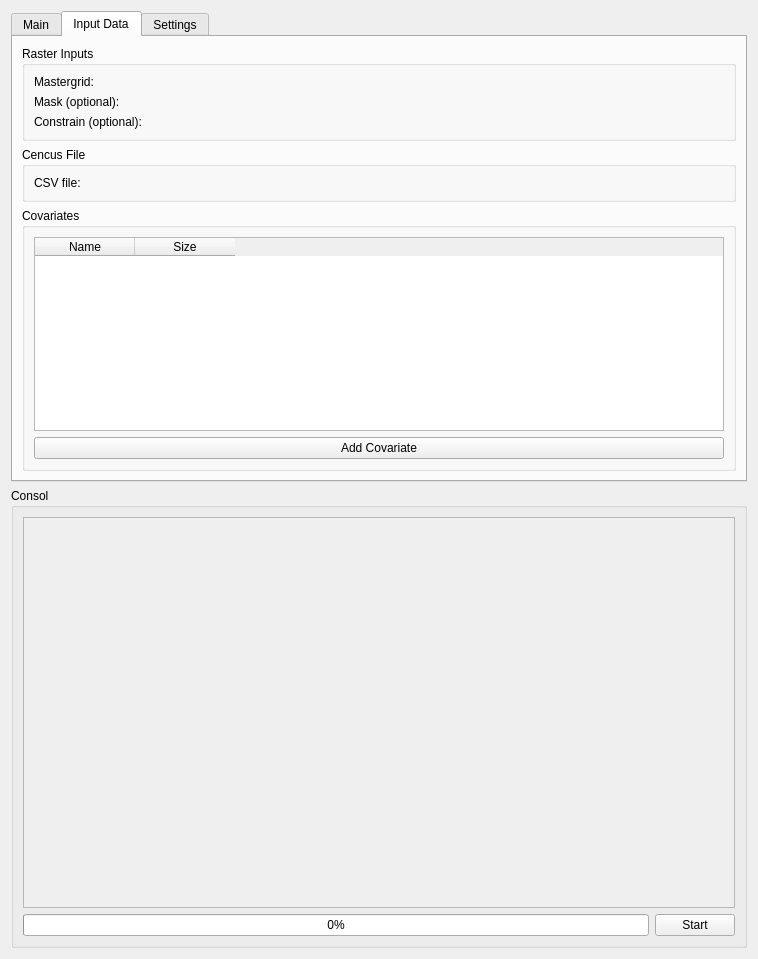
First picture: the form in qgis_pypoprf_dialog_base.ui, repository wpgp/QGIS-pypopRF, before the edit.
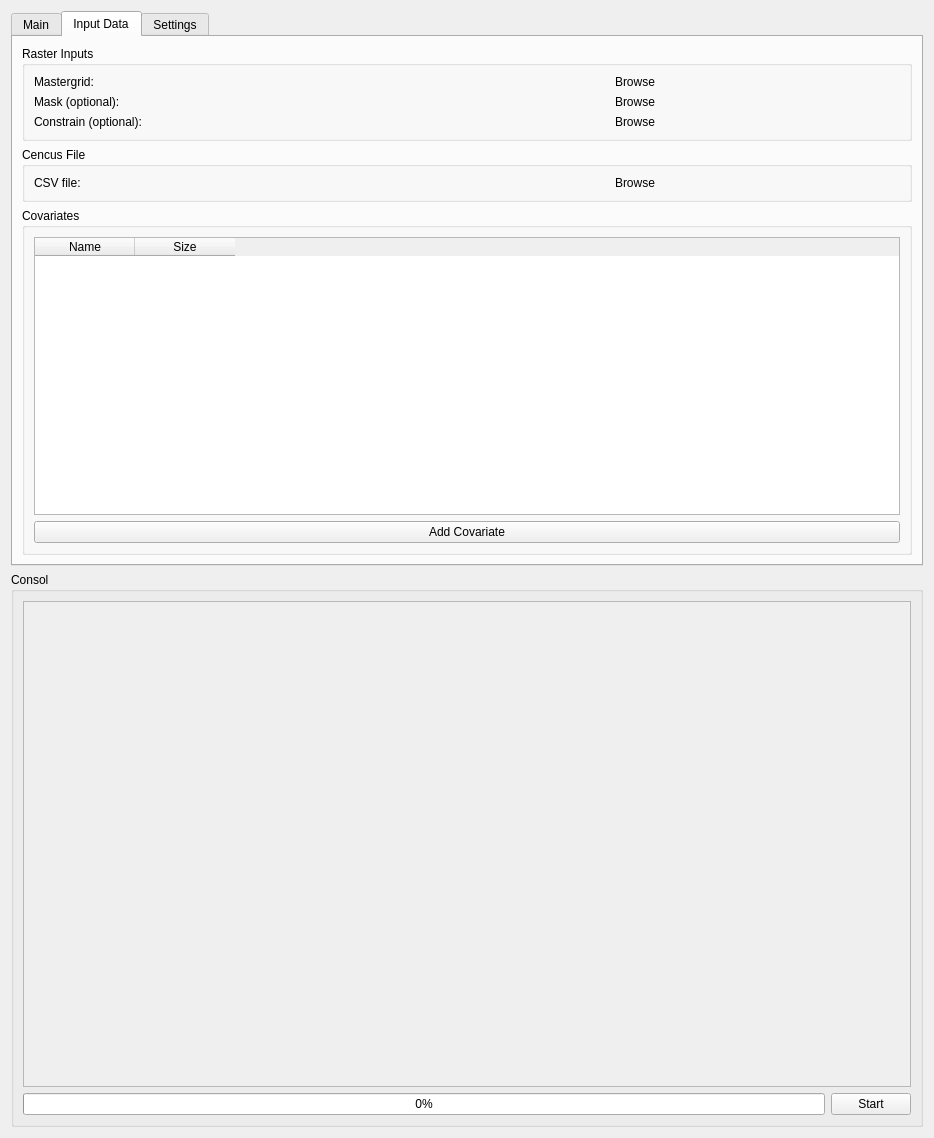
Second picture: the form after the edit. The open tabs and pages were chosen to show the change. Icons and pictures are not drawn. Custom widgets are drawn as their Qt base class.

The edit to the form file:
```diff
--- a/qgis_pypoprf_dialog_base.ui
+++ b/qgis_pypoprf_dialog_base.ui
@@ -6,8 +6,8 @@
    <rect>
     <x>0</x>
     <y>0</y>
-    <width>758</width>
-    <height>959</height>
+    <width>934</width>
+    <height>1138</height>
    </rect>
   </property>
   <property name="windowTitle">
@@ -178,6 +178,13 @@
           <item row="0" column="1">
            <widget class="QgsFileWidget" name="mastergridFileWidget"/>
           </item>
+          <item row="0" column="2">
+           <widget class="QLabel" name="label_browse_2">
+            <property name="text">
+             <string>Browse</string>
+            </property>
+           </widget>
+          </item>
           <item row="1" column="0">
            <widget class="QLabel" name="label_mask">
             <property name="text">
@@ -188,6 +195,13 @@
           <item row="1" column="1">
            <widget class="QgsFileWidget" name="maskFileWidget"/>
           </item>
+          <item row="1" column="2">
+           <widget class="QLabel" name="label_browse_3">
+            <property name="text">
+             <string>Browse</string>
+            </property>
+           </widget>
+          </item>
           <item row="2" column="0">
            <widget class="QLabel" name="label_constrain">
             <property name="text">
@@ -198,6 +212,13 @@
           <item row="2" column="1">
            <widget class="QgsFileWidget" name="constrainFileWidget"/>
           </item>
+          <item row="2" column="2">
+           <widget class="QLabel" name="label_browse_4">
+            <property name="text">
+             <string>Browse</string>
+            </property>
+           </widget>
+          </item>
          </layout>
         </widget>
        </item>
@@ -217,6 +238,13 @@
           <item row="0" column="1">
            <widget class="QgsFileWidget" name="censusFileWidget"/>
           </item>
+          <item row="0" column="2">
+           <widget class="QLabel" name="label_browse_5">
+            <property name="text">
+             <string>Browse</string>
+            </property>
+           </widget>
+          </item>
          </layout>
         </widget>
        </item>
@@ -487,8 +515,8 @@
           <rect>
            <x>0</x>
            <y>0</y>
-           <width>718</width>
-           <height>402</height>
+           <width>894</width>
+           <height>493</height>
           </rect>
          </property>
         </widget>
```
Left out of the diff: 16 changed lines with no effect on the pictures.
